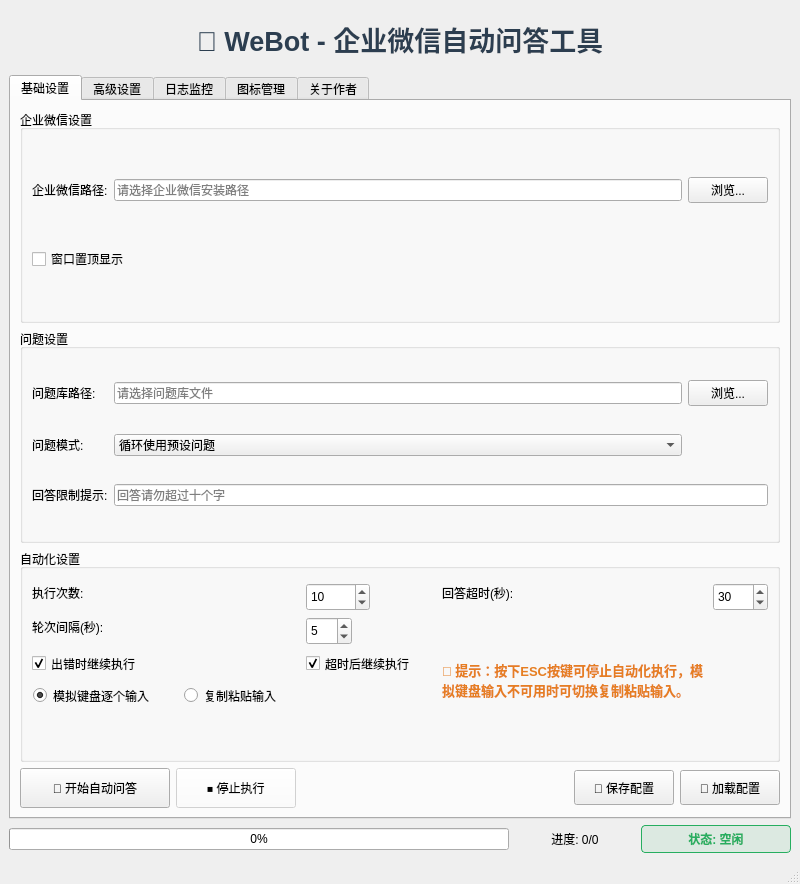
linyvhuo/WeBot, file mainwindow.ui: the form before one commit.
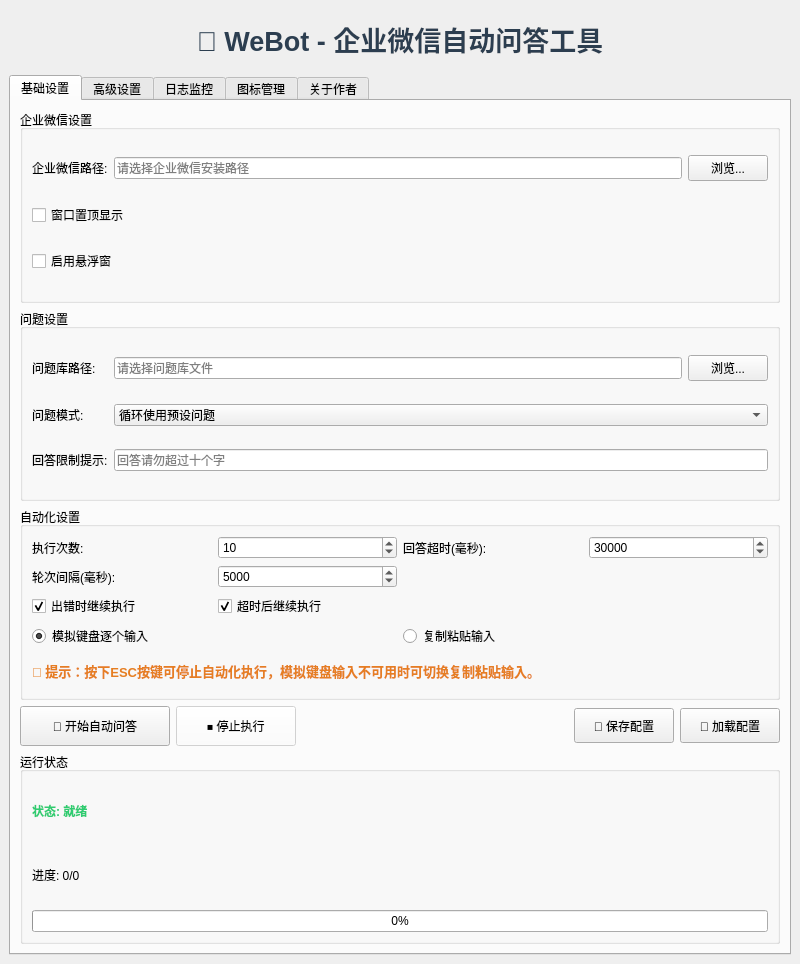
The form after the commit. The open tabs and pages were chosen to show the change. Icons and pictures are not drawn.

What changed in the file:
```diff
--- a/mainwindow.ui
+++ b/mainwindow.ui
@@ -7,7 +7,7 @@
     <x>0</x>
     <y>0</y>
     <width>800</width>
-    <height>884</height>
+    <height>964</height>
    </rect>
   </property>
   <property name="windowTitle">
@@ -85,6 +85,13 @@
              </property>
             </widget>
            </item>
+           <item row="2" column="0" colspan="3">
+            <widget class="QCheckBox" name="floatingWindowCheck">
+             <property name="text">
+              <string>启用悬浮窗</string>
+             </property>
+            </widget>
+           </item>
           </layout>
          </widget>
         </item>
@@ -139,7 +146,7 @@
              </property>
             </widget>
            </item>
-           <item row="1" column="1">
+           <item row="1" column="1" colspan="2">
             <widget class="QComboBox" name="questionModeCombo">
              <item>
               <property name="text">
@@ -173,182 +180,118 @@
           <property name="title">
            <string>自动化设置</string>
           </property>
-          <widget class="QLabel" name="inputMethodHintLabel">
-           <property name="geometry">
-            <rect>
-             <x>422</x>
-             <y>102</y>
-             <width>265</width>
-             <height>58</height>
-            </rect>
-           </property>
-           <property name="styleSheet">
-            <string notr="true">font-size: 10pt; color: #e67e22; font-weight: bold;</string>
-           </property>
-           <property name="text">
-            <string>💡 提示：按下ESC按键可停止自动化执行，模拟键盘输入不可用时可切换复制粘贴输入。</string>
-           </property>
-           <property name="wordWrap">
-            <bool>true</bool>
-           </property>
-          </widget>
-          <widget class="QSpinBox" name="timeoutSpin">
-           <property name="geometry">
-            <rect>
-             <x>693</x>
-             <y>34</y>
-             <width>55</width>
-             <height>28</height>
-            </rect>
-           </property>
-           <property name="minimum">
-            <number>1</number>
-           </property>
-           <property name="maximum">
-            <number>300</number>
-           </property>
-           <property name="value">
-            <number>30</number>
-           </property>
-          </widget>
-          <widget class="QCheckBox" name="continueOnErrorCheck">
-           <property name="geometry">
-            <rect>
-             <x>12</x>
-             <y>102</y>
-             <width>130</width>
-             <height>25</height>
-            </rect>
-           </property>
-           <property name="text">
-            <string>出错时继续执行</string>
-           </property>
-           <property name="checked">
-            <bool>true</bool>
-           </property>
-          </widget>
-          <widget class="QLabel" name="loopCountLabel">
-           <property name="geometry">
-            <rect>
-             <x>12</x>
-             <y>34</y>
-             <width>64</width>
-             <height>19</height>
-            </rect>
-           </property>
-           <property name="text">
-            <string>执行次数:</string>
-           </property>
-          </widget>
-          <widget class="QSpinBox" name="delaySpin">
-           <property name="geometry">
-            <rect>
-             <x>286</x>
-             <y>68</y>
-             <width>46</width>
-             <height>28</height>
-            </rect>
-           </property>
-           <property name="minimum">
-            <number>1</number>
-           </property>
-           <property name="maximum">
-            <number>60</number>
-           </property>
-           <property name="value">
-            <number>5</number>
-           </property>
-          </widget>
-          <widget class="QSpinBox" name="loopCountSpin">
-           <property name="geometry">
-            <rect>
-             <x>286</x>
-             <y>34</y>
-             <width>64</width>
-             <height>28</height>
-            </rect>
-           </property>
-           <property name="minimum">
-            <number>1</number>
-           </property>
-           <property name="maximum">
-            <number>1000</number>
-           </property>
-           <property name="value">
-            <number>10</number>
-           </property>
-          </widget>
-          <widget class="QLabel" name="timeoutLabel">
-           <property name="geometry">
-            <rect>
-             <x>422</x>
-             <y>34</y>
-             <width>89</width>
-             <height>19</height>
-            </rect>
-           </property>
-           <property name="text">
-            <string>回答超时(秒):</string>
-           </property>
-          </widget>
-          <widget class="QLabel" name="delayLabel">
-           <property name="geometry">
-            <rect>
-             <x>12</x>
-             <y>68</y>
-             <width>89</width>
-             <height>19</height>
-            </rect>
-           </property>
-           <property name="text">
-            <string>轮次间隔(秒):</string>
-           </property>
-          </widget>
-          <widget class="QCheckBox" name="continueOnTimeoutCheck">
-           <property name="geometry">
-            <rect>
-             <x>286</x>
-             <y>102</y>
-             <width>130</width>
-             <height>25</height>
-            </rect>
-           </property>
-           <property name="text">
-            <string>超时后继续执行</string>
-           </property>
-           <property name="checked">
-            <bool>true</bool>
-           </property>
-          </widget>
-          <widget class="QRadioButton" name="keyboardInputRadio">
-           <property name="geometry">
-            <rect>
-             <x>13</x>
-             <y>134</y>
-             <width>145</width>
-             <height>25</height>
-            </rect>
-           </property>
-           <property name="text">
-            <string>模拟键盘逐个输入</string>
-           </property>
-           <property name="checked">
-            <bool>true</bool>
-           </property>
-          </widget>
-          <widget class="QRadioButton" name="pasteInputRadio">
-           <property name="geometry">
-            <rect>
-             <x>164</x>
-             <y>134</y>
-             <width>115</width>
-             <height>25</height>
-            </rect>
-           </property>
-           <property name="text">
-            <string>复制粘贴输入</string>
-           </property>
-          </widget>
+          <layout class="QGridLayout" name="automationLayout">
+           <item row="0" column="0">
+            <widget class="QLabel" name="loopCountLabel">
+             <property name="text">
+              <string>执行次数:</string>
+             </property>
+            </widget>
+           </item>
+           <item row="0" column="1">
+            <widget class="QSpinBox" name="loopCountSpin">
+             <property name="minimum">
+              <number>1</number>
+             </property>
+             <property name="maximum">
+              <number>1000</number>
+             </property>
+             <property name="value">
+              <number>10</number>
+             </property>
+            </widget>
+           </item>
+           <item row="0" column="2">
+            <widget class="QLabel" name="timeoutLabel">
+             <property name="text">
+              <string>回答超时(毫秒):</string>
+             </property>
+            </widget>
+           </item>
+           <item row="0" column="3">
+            <widget class="QSpinBox" name="timeoutSpin">
+             <property name="minimum">
+              <number>10</number>
+             </property>
+             <property name="maximum">
+              <number>300000</number>
+             </property>
+             <property name="value">
+              <number>30000</number>
+             </property>
+            </widget>
+           </item>
+           <item row="1" column="0">
+            <widget class="QLabel" name="delayLabel">
+             <property name="text">
+              <string>轮次间隔(毫秒):</string>
+             </property>
+            </widget>
+           </item>
+           <item row="1" column="1">
+            <widget class="QSpinBox" name="delaySpin">
+             <property name="minimum">
+              <number>10</number>
+             </property>
+             <property name="maximum">
+              <number>60000</number>
+             </property>
+             <property name="value">
+              <number>5000</number>
+             </property>
+            </widget>
+           </item>
+           <item row="2" column="0">
+            <widget class="QCheckBox" name="continueOnErrorCheck">
+             <property name="text">
+              <string>出错时继续执行</string>
+             </property>
+             <property name="checked">
+              <bool>true</bool>
+             </property>
+            </widget>
+           </item>
+           <item row="2" column="1">
+            <widget class="QCheckBox" name="continueOnTimeoutCheck">
+             <property name="text">
+              <string>超时后继续执行</string>
+             </property>
+             <property name="checked">
+              <bool>true</bool>
+             </property>
+            </widget>
+           </item>
+           <item row="3" column="0" colspan="2">
+            <widget class="QRadioButton" name="keyboardInputRadio">
+             <property name="text">
+              <string>模拟键盘逐个输入</string>
+             </property>
+             <property name="checked">
+              <bool>true</bool>
+             </property>
+            </widget>
+           </item>
+           <item row="3" column="2" colspan="2">
+            <widget class="QRadioButton" name="pasteInputRadio">
+             <property name="text">
+              <string>复制粘贴输入</string>
+             </property>
+            </widget>
+           </item>
+           <item row="4" column="0" colspan="4">
+            <widget class="QLabel" name="inputMethodHintLabel">
+             <property name="styleSheet">
+              <string notr="true">font-size: 10pt; color: #e67e22; font-weight: bold;</string>
+             </property>
+             <property name="text">
+              <string>💡 提示：按下ESC按键可停止自动化执行，模拟键盘输入不可用时可切换复制粘贴输入。</string>
+             </property>
+             <property name="wordWrap">
+              <bool>true</bool>
+             </property>
+            </widget>
+           </item>
+          </layout>
          </widget>
         </item>
         <item>
@@ -430,12 +373,46 @@
              <string>📂 加载配置</string>
             </property>
            </widget>
-          </item>
-         </layout>
-        </item>
-       </layout>
-      </widget>
-      <widget class="QWidget" name="advancedTab">
+           </item>
+          </layout>
+         </item>
+         
+         <item>
+          <widget class="QGroupBox" name="statusGroup">
+           <property name="title">
+            <string>运行状态</string>
+           </property>
+           <layout class="QVBoxLayout" name="statusLayout">
+            <item>
+             <widget class="QLabel" name="statusLabel">
+              <property name="text">
+               <string>状态: 就绪</string>
+              </property>
+              <property name="styleSheet">
+               <string notr="true">font-weight: bold; color: #2ecc71;</string>
+              </property>
+             </widget>
+            </item>
+            <item>
+             <widget class="QLabel" name="progressLabel">
+              <property name="text">
+               <string>进度: 0/0</string>
+              </property>
+             </widget>
+            </item>
+            <item>
+             <widget class="QProgressBar" name="progressBar">
+              <property name="value">
+               <number>0</number>
+              </property>
+             </widget>
+            </item>
+           </layout>
+          </widget>
+         </item>
+        </layout>
+       </widget>
+       <widget class="QWidget" name="advancedTab">
        <attribute name="title">
         <string>高级设置</string>
        </attribute>
@@ -1399,68 +1376,8 @@
       </widget>
      </widget>
     </item>
-    <item>
-     <layout class="QHBoxLayout" name="statusLayout">
-      <item>
-       <widget class="QProgressBar" name="progressBar">
-        <property name="value">
-         <number>0</number>
-        </property>
-        <property name="textVisible">
-         <bool>true</bool>
-        </property>
-       </widget>
-      </item>
-      <item>
-       <widget class="QLabel" name="progressLabel">
-        <property name="minimumSize">
-         <size>
-          <width>120</width>
-          <height>0</height>
-         </size>
-        </property>
-        <property name="text">
-         <string>进度: 0/0</string>
-        </property>
-        <property name="alignment">
-         <set>Qt::AlignCenter</set>
-        </property>
-       </widget>
-      </item>
-      <item>
-       <widget class="QLabel" name="statusLabel">
-        <property name="minimumSize">
-         <size>
-          <width>150</width>
-          <height>0</height>
-         </size>
-        </property>
-        <property name="styleSheet">
-         <string notr="true">font-weight: bold; color: #27ae60; background-color: rgba(39, 174, 96, 0.1); border: 1px solid #27ae60; border-radius: 4px; padding: 4px 8px;</string>
-        </property>
-        <property name="text">
-         <string>状态: 空闲</string>
-        </property>
-        <property name="alignment">
-         <set>Qt::AlignCenter</set>
-        </property>
-       </widget>
-      </item>
-     </layout>
-    </item>
    </layout>
   </widget>
-  <widget class="QMenuBar" name="menubar">
-   <property name="geometry">
-    <rect>
-     <x>0</x>
-     <y>0</y>
-     <width>800</width>
-     <height>24</height>
-    </rect>
-   </property>
-  </widget>
-  <widget class="QStatusBar" name="statusbar"/>
  </widget>
  <resources/>
  <connections/>
```
Left out of the diff: 399 changed lines with no effect on the pictures.
